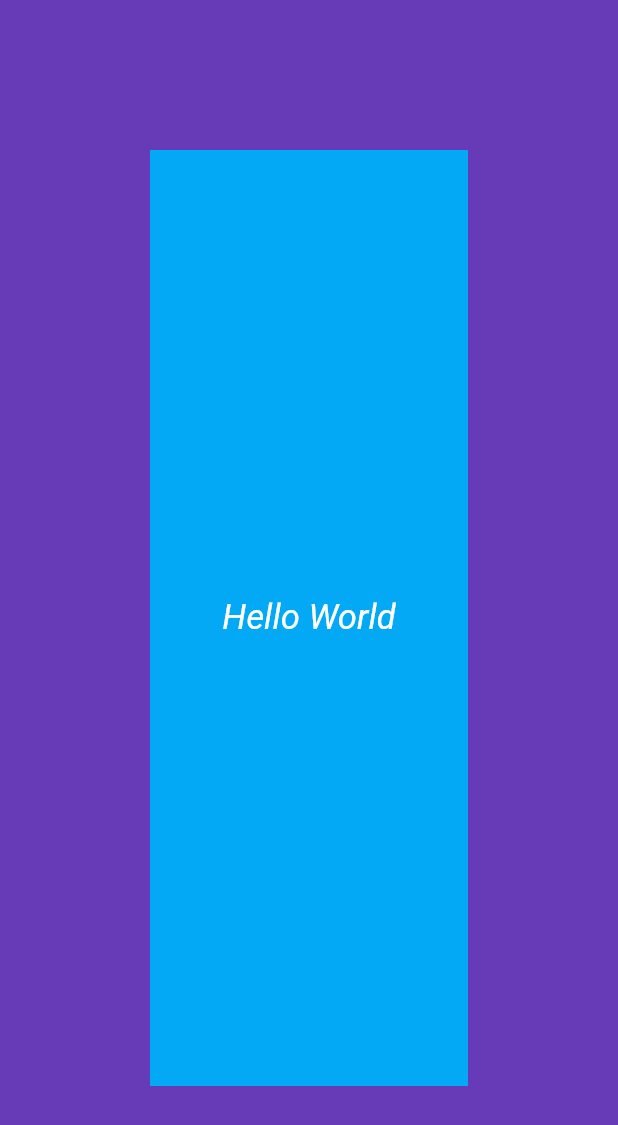
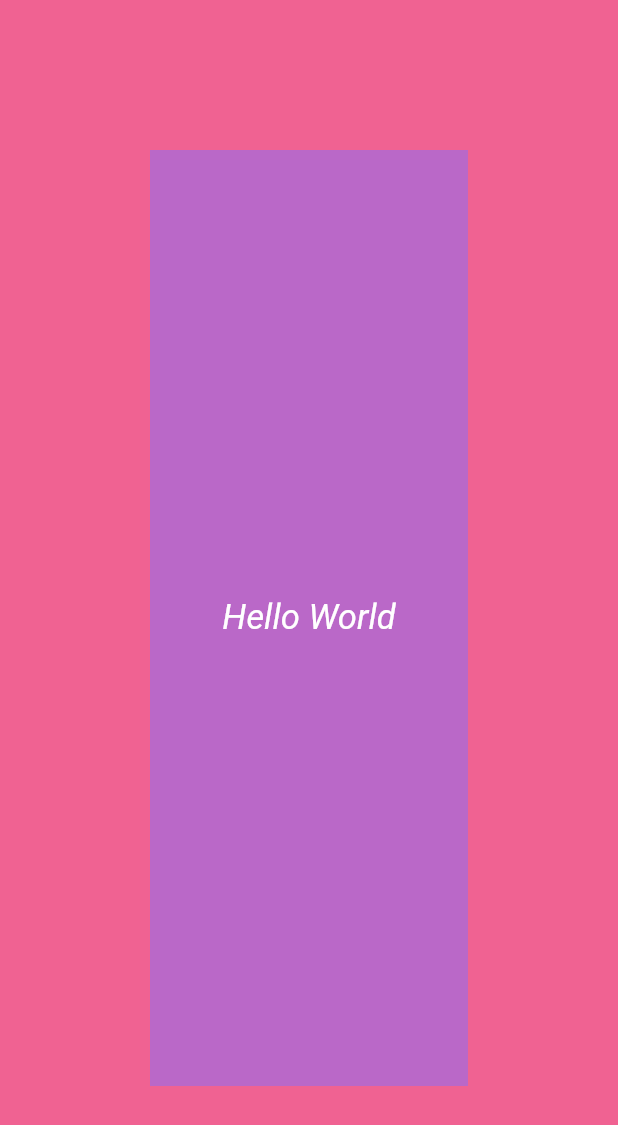
Before and after one commit to tlynx538/hello_world, a Flutter app: the screen it shows after launch, on a phone screen of 412 x 824 dp. Shown: the top 1125 px of the screen. Run offline on Flutter 3.47's test engine with Material 2 defaults, Android fonts, the phone set to English and light mode, and no system bars.

Commit message:
Added lo-fi colors

```diff
--- a/lib/main.dart
+++ b/lib/main.dart
@@ -14,7 +14,7 @@ class MainWindow extends StatelessWidget {
       ),
       decoration: BoxDecoration(
         shape:BoxShape.rectangle,
-        color: Colors.lightBlue,
+        color: Colors.purple[300],
         borderRadius: BorderRadius.all(Radius.zero),
       ),
       margin: EdgeInsets.all(100.0),
@@ -32,7 +32,7 @@ class MaterialWindow extends StatelessWidget {
           body: Center(
             child: Material(
               child: MainWindow(),
-              color:Colors.deepPurple,
+              color:Colors.pink[300],
             ),
           ),
         ));
```
